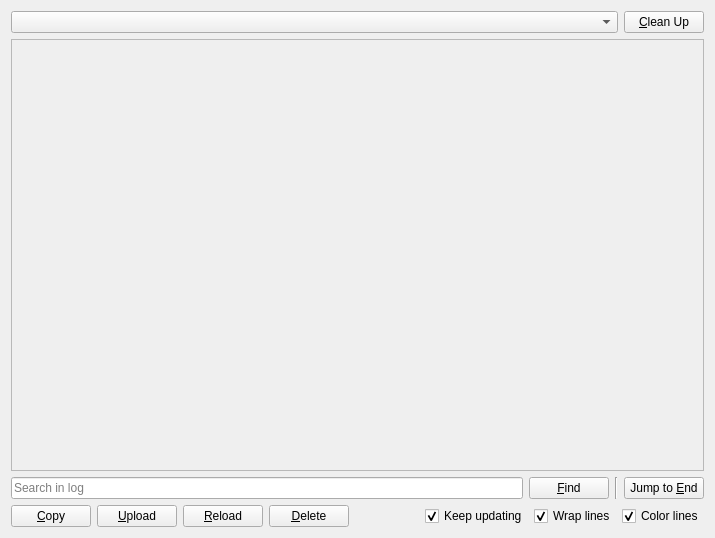
Before: the Qt Designer form launcher/ui/pages/instance/LogsPage.ui in PrismLauncher/PrismLauncher, drawn with Qt 5.
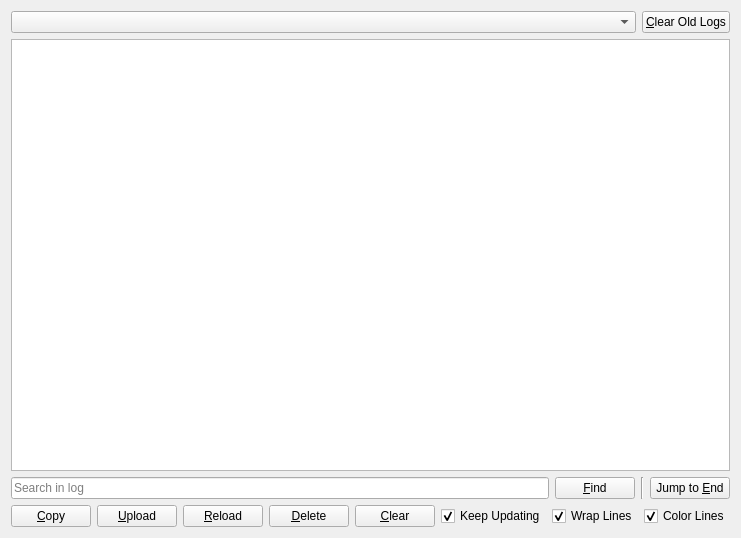
After: the same form once the commit is applied. Custom widgets are drawn as their Qt base class.

Commit message: Refactor LogsPage a lot

What changed in the file:
```diff
--- a/launcher/ui/pages/instance/LogsPage.ui
+++ b/launcher/ui/pages/instance/LogsPage.ui
@@ -29,7 +29,7 @@
         <string>Delete all the logs</string>
        </property>
        <property name="text">
-        <string>&amp;Clean Up</string>
+        <string>&amp;Clear Old Logs</string>
        </property>
       </widget>
      </item>
@@ -38,7 +38,7 @@
    <item>
     <widget class="LogView" name="text">
      <property name="enabled">
-      <bool>false</bool>
+      <bool>true</bool>
      </property>
      <property name="undoRedoEnabled">
       <bool>false</bool>
@@ -134,6 +134,13 @@
        </property>
       </widget>
      </item>
+     <item>
+      <widget class="QPushButton" name="clearButton">
+       <property name="text">
+        <string>&amp;Clear</string>
+       </property>
+      </widget>
+     </item>
      <item>
       <spacer name="horizontalSpacer">
        <property name="orientation">
@@ -150,7 +157,7 @@
      <item>
       <widget class="QCheckBox" name="trackLogCheckbox">
        <property name="text">
-        <string>Keep updating</string>
+        <string>Keep Updating</string>
        </property>
        <property name="checked">
         <bool>true</bool>
@@ -160,7 +167,7 @@
      <item>
       <widget class="QCheckBox" name="wrapCheckbox">
        <property name="text">
-        <string>Wrap lines</string>
+        <string>Wrap Lines</string>
        </property>
        <property name="checked">
         <bool>true</bool>
@@ -170,7 +177,7 @@
      <item>
       <widget class="QCheckBox" name="colorCheckbox">
        <property name="text">
-        <string>Color lines</string>
+        <string>Color Lines</string>
        </property>
        <property name="checked">
         <bool>true</bool>
```
Left out of the diff: 20 changed lines with no effect on the pictures. The commit also changes 4 other files.
